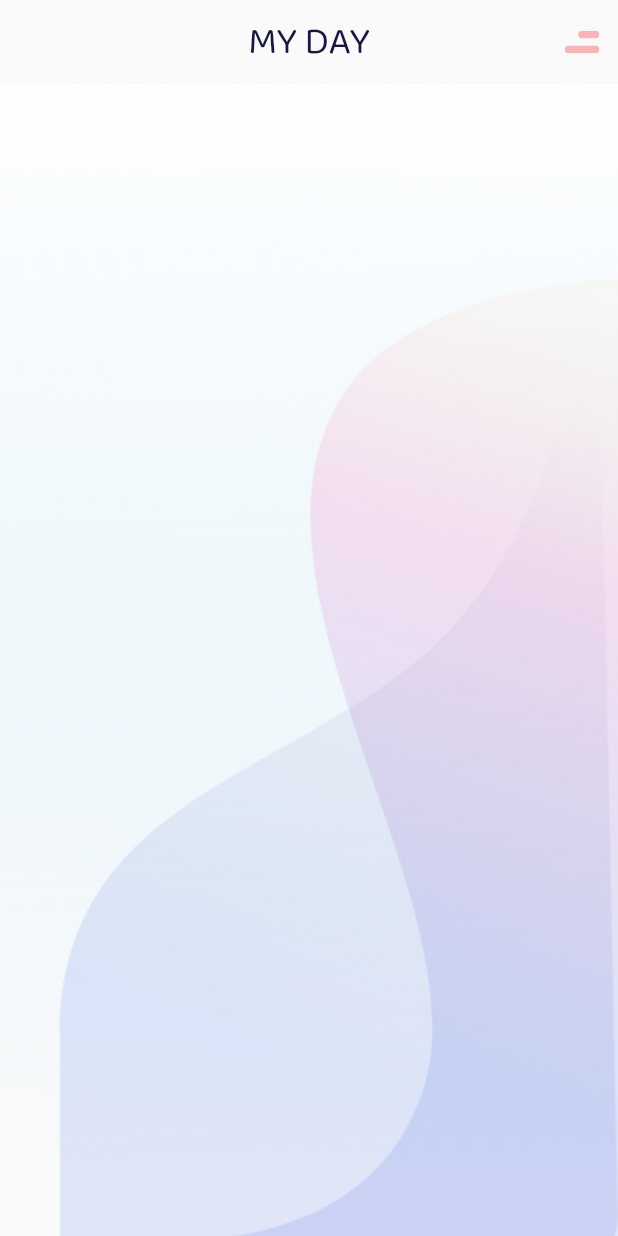
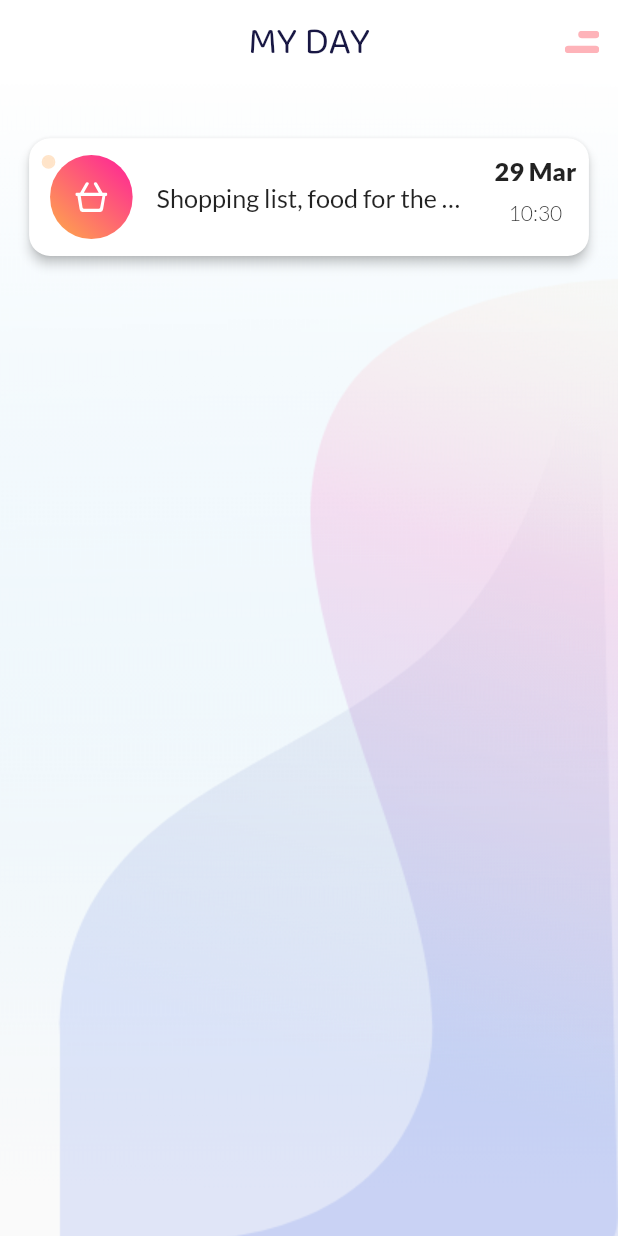
Before and after one commit to SixtusMiracle/my_day, a Flutter app: the screen it shows after launch, on a phone screen of 412 x 824 dp. Run offline on Flutter 3.47's test engine with Material 2 defaults, Android fonts, the phone set to English and light mode, and no system bars; our stand-ins replace flutter_svg.

Commit message:
created a todo card

```diff
--- /dev/null
+++ b/lib/models/todo.dart
@@ -0,0 +1,40 @@
+class Todo {
+  final int colorCode;
+  final String icon, title, description;
+  final DateTime schedule;
+
+  Todo({
+    required this.title,
+    required this.description,
+    required this.colorCode,
+    required this.icon,
+    required this.schedule,
+  });
+}
+
+List<Todo> todos = [
+  Todo(
+    colorCode: 0x4dfea64c,
+    icon: "assets/icons/shopping_cart.svg",
+    title: "Shopping list, food for the week",
+    description:
+        "Lorem ipsum dolor sit amet, consectetur  ex adipiscing elit, sed do  eiusmod  tempor  incid  idunt  ut  labore  et set  dolore  magna  aliqua.   Ut  enim  ad  minim  veniam,  quis  nostrud  esse  cillum dolore  eu  fugiat  nulla  pariatur.  Excepteur  sint",
+    schedule: DateTime.now(),
+  ),
+  Todo(
+    colorCode: 0x4dfe1e9a,
+    icon: "assets/icons/basketball.svg",
+    title: "Play basketball with Billy and Bob Desmond",
+    description:
+        "Lorem ipsum dolor sit amet, consectetur  ex adipiscing elit, sed do  eiusmod  tempor  incid  idunt  ut  labore  et set  dolore  magna  aliqua.   Ut  enim  ad  minim  veniam,  quis  nostrud  esse  cillum dolore  eu  fugiat  nulla  pariatur.  Excepteur  sint",
+    schedule: DateTime.now(),
+  ),
+  Todo(
+    colorCode: 0x4d254dde,
+    icon: "assets/icons/location.svg",
+    title: "Go to Richmond Park to get the package",
+    description:
+        "Lorem ipsum dolor sit amet, consectetur  ex adipiscing elit, sed do  eiusmod  tempor  incid  idunt  ut  labore  et set  dolore  magna  aliqua.   Ut  enim  ad  minim  veniam,  quis  nostrud  esse  cillum dolore  eu  fugiat  nulla  pariatur.  Excepteur  sint",
+    schedule: DateTime.now(),
+  ),
+];
--- a/lib/screens/home/components/body.dart
+++ b/lib/screens/home/components/body.dart
@@ -1,6 +1,11 @@
 import 'package:flutter/material.dart';
+import 'package:my_day/models/todo.dart';
+import 'package:my_day/shared/constants.dart';
+import 'package:intl/intl.dart';
 
 import '../../../shared/util/background.dart';
+import '../../../shared/util/circular_gradient_icon.dart';
+import '../../../shared/util/color_dot.dart';
 
 class Body extends StatelessWidget {
   const Body({
@@ -10,7 +15,70 @@ class Body extends StatelessWidget {
   @override
   Widget build(BuildContext context) {
     return Background(
-      child: Column(),
+      child: Padding(
+        padding: const EdgeInsets.symmetric(horizontal: miDefaultSize * 1.1),
+        child: Column(
+          crossAxisAlignment: CrossAxisAlignment.center,
+          children: [
+            SizedBox(height: miDefaultSize * 2.3),
+            Card(
+              // TODO: Extract this widget
+              shape: RoundedRectangleBorder(
+                borderRadius: BorderRadius.circular(miDefaultSize),
+              ),
+              elevation: 3.0,
+              child: ListTile(
+                onTap: () {},
+                contentPadding: const EdgeInsets.symmetric(
+                  vertical: miDefaultSize * 0.8,
+                  horizontal: miDefaultSize * 0.6,
+                ),
+                leading: Stack(
+                  alignment: Alignment.center,
+                  children: [
+                    Positioned(
+                      top: 0,
+                      left: 0,
+                      child: ColorDot(color: Color(todos[0].colorCode)),
+                    ),
+                    Padding(
+                      padding: const EdgeInsets.only(left: miDefaultSize * 0.4),
+                      child: circularGradientIcon(
+                          icon: todos[0].icon,
+                          dotColorCode: todos[0].colorCode),
+                    ),
+                  ],
+                ),
+                title: Text(
+                  todos[0].title,
+                  style: TextStyle(
+                    fontSize: miDefaultSize * 1.20,
+                    overflow: TextOverflow.ellipsis,
+                  ),
+                ),
+                trailing: Column(
+                  children: [
+                    Text(
+                      DateFormat('d MMM').format(todos[0].schedule),
+                      style: TextStyle(
+                        fontFamily: "Lato Black",
+                        fontSize: miDefaultSize * 1.2,
+                      ),
+                    ),
+                    SizedBox(height: miDefaultSize - 4),
+                    Text(
+                      DateFormat.Hm().format(todos[0].schedule),
+                      style: TextStyle(
+                        fontFamily: "Lato Light",
+                      ),
+                    ),
+                  ],
+                ),
+              ),
+            ),
+          ],
+        ),
+      ),
     );
   }
 }
--- a/lib/shared/constants.dart
+++ b/lib/shared/constants.dart
@@ -2,3 +2,4 @@ import 'package:flutter/material.dart';
 
 const miTextColor = Color(0xFF181743);
 const miTextBoldColor = Color(0xFF464569);
+const miDefaultSize = 14.0;
--- a/lib/shared/util/app_bar.dart
+++ b/lib/shared/util/app_bar.dart
@@ -14,7 +14,7 @@ AppBar buildAppBar() {
       ),
     ),
     elevation: 0,
-    backgroundColor: Colors.transparent,
+    backgroundColor: Colors.white,
     centerTitle: true,
     actions: [
       IconButton(
--- /dev/null
+++ b/lib/shared/util/circular_gradient_icon.dart
@@ -0,0 +1,29 @@
+import 'package:flutter/material.dart';
+import 'package:flutter_svg/flutter_svg.dart';
+
+import '../constants.dart';
+
+Container circularGradientIcon(
+    {required String icon, required int dotColorCode}) {
+  return Container(
+    height: 120,
+    width: 55,
+    decoration: const BoxDecoration(
+      borderRadius: BorderRadius.all(Radius.elliptical(9999, 9999)),
+      gradient: LinearGradient(
+        // TODO: Generate gradient based on dotColorCode
+        colors: [Color(0xfffe1e9a), Color(0xfffea64c)],
+        begin: Alignment(1.0, -1.0),
+        end: Alignment(-0.83, 1.0),
+        stops: [0.0, 1.0],
+      ),
+    ),
+    child: Padding(
+      padding: const EdgeInsets.all(miDefaultSize * 1.2),
+      child: SvgPicture.asset(
+        icon,
+        color: Colors.white,
+      ),
+    ),
+  );
+}
--- /dev/null
+++ b/lib/shared/util/color_dot.dart
@@ -0,0 +1,30 @@
+import 'package:flutter/material.dart';
+
+import '../constants.dart';
+
+class ColorDot extends StatelessWidget {
+  final Color color;
+
+  const ColorDot({
+    Key? key,
+    required this.color,
+  }) : super(key: key);
+
+  @override
+  Widget build(BuildContext context) {
+    return Container(
+      height: miDefaultSize * 0.65,
+      width: miDefaultSize * 0.65,
+      decoration: BoxDecoration(
+        shape: BoxShape.circle,
+        border: Border.all(color: color),
+      ),
+      child: DecoratedBox(
+        decoration: BoxDecoration(
+          color: color,
+          shape: BoxShape.circle,
+        ),
+      ),
+    );
+  }
+}
--- a/pubspec.yaml
+++ b/pubspec.yaml
@@ -35,6 +35,7 @@ dependencies:
   # Use with the CupertinoIcons class for iOS style icons.
   cupertino_icons: ^1.0.2
   flutter_svg: ^1.0.3
+  intl: ^0.17.0
 
 dev_dependencies:
   flutter_test:
```
Also changed, not shown: assets/icons/basketball.svg (added), assets/icons/location.svg (added), assets/icons/shopping_cart.svg (added), pubspec.lock.
